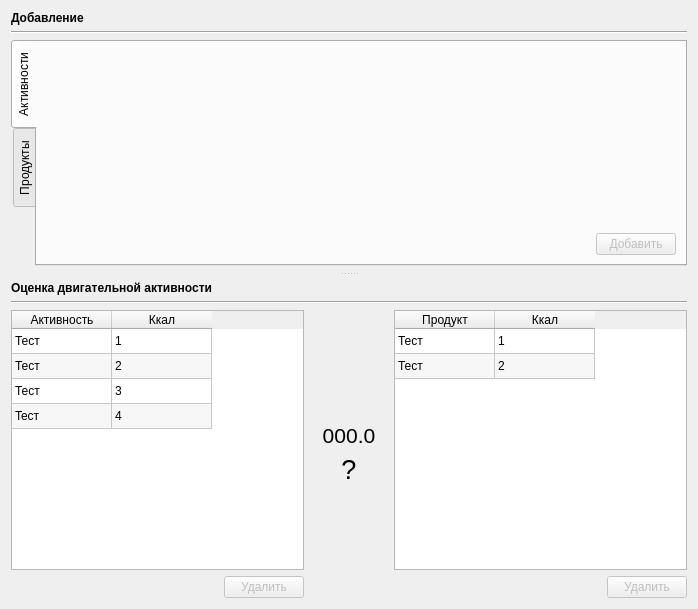
This is project/forms/Activity_calculation.ui in Galoev/nutritionist-helper as Qt 5 draws it before an edit. The edited form follows.
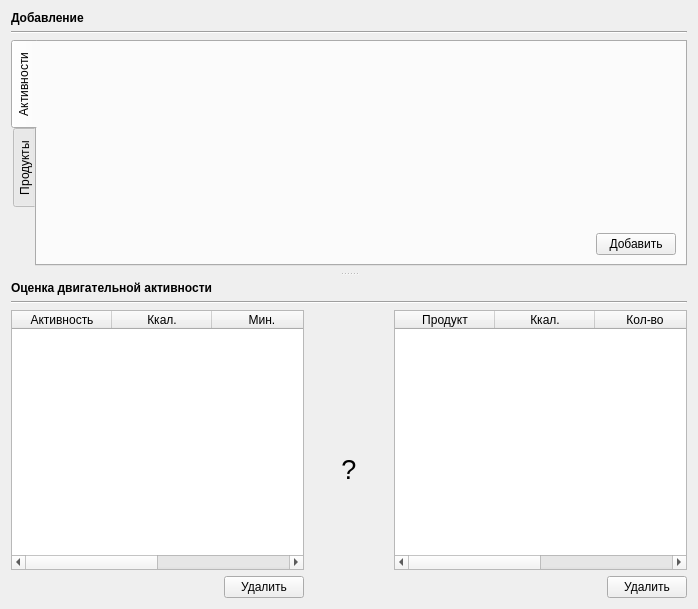
This is the edited form. Custom widgets are drawn as their Qt base class.

```diff
--- a/project/forms/Activity_calculation.ui
+++ b/project/forms/Activity_calculation.ui
@@ -56,9 +56,6 @@
           <layout class="QGridLayout" name="gridLayout">
            <item row="1" column="1">
             <widget class="QPushButton" name="addSelectedActivity">
-             <property name="enabled">
-              <bool>false</bool>
-             </property>
              <property name="text">
               <string>Добавить</string>
              </property>
@@ -138,9 +135,6 @@
           <layout class="QGridLayout" name="gridLayout_3">
            <item row="1" column="1">
             <widget class="QPushButton" name="deleteActivity">
-             <property name="enabled">
-              <bool>false</bool>
-             </property>
              <property name="text">
               <string>Удалить</string>
              </property>
@@ -182,26 +176,6 @@
              <attribute name="verticalHeaderDefaultSectionSize">
               <number>25</number>
              </attribute>
-             <row>
-              <property name="text">
-               <string>1</string>
-              </property>
-             </row>
-             <row>
-              <property name="text">
-               <string>2</string>
-              </property>
-             </row>
-             <row>
-              <property name="text">
-               <string>3</string>
-              </property>
-             </row>
-             <row>
-              <property name="text">
-               <string>4</string>
-              </property>
-             </row>
              <column>
               <property name="text">
                <string>Активность</string>
@@ -209,49 +183,19 @@
              </column>
              <column>
               <property name="text">
-               <string>Ккал</string>
+               <string>Ккал.</string>
               </property>
              </column>
-             <item row="0" column="0">
+             <column>
               <property name="text">
-               <string>Тест</string>
+               <string>Мин.</string>
               </property>
-             </item>
-             <item row="0" column="1">
+             </column>
+             <column>
               <property name="text">
-               <string>1</string>
+               <string>=</string>
               </property>
-             </item>
-             <item row="1" column="0">
-              <property name="text">
-               <string>Тест</string>
-              </property>
-             </item>
-             <item row="1" column="1">
-              <property name="text">
-               <string>2</string>
-              </property>
-             </item>
-             <item row="2" column="0">
-              <property name="text">
-               <string>Тест</string>
-              </property>
-             </item>
-             <item row="2" column="1">
-              <property name="text">
-               <string>3</string>
-              </property>
-             </item>
-             <item row="3" column="0">
-              <property name="text">
-               <string>Teст</string>
-              </property>
-             </item>
-             <item row="3" column="1">
-              <property name="text">
-               <string>4</string>
-              </property>
-             </item>
+             </column>
             </widget>
            </item>
           </layout>
@@ -292,7 +236,7 @@
               </font>
              </property>
              <property name="text">
-              <string>000.0</string>
+              <string/>
              </property>
              <property name="alignment">
               <set>Qt::AlignCenter</set>
@@ -346,9 +290,6 @@
           <layout class="QGridLayout" name="gridLayout_4">
            <item row="1" column="1">
             <widget class="QPushButton" name="deleteProduct">
-             <property name="enabled">
-              <bool>false</bool>
-             </property>
              <property name="text">
               <string>Удалить</string>
              </property>
@@ -390,16 +331,6 @@
              <attribute name="verticalHeaderDefaultSectionSize">
               <number>25</number>
              </attribute>
-             <row>
-              <property name="text">
-               <string>1</string>
-              </property>
-             </row>
-             <row>
-              <property name="text">
-               <string>2</string>
-              </property>
-             </row>
              <column>
               <property name="text">
                <string>Продукт</string>
@@ -407,29 +338,19 @@
              </column>
              <column>
               <property name="text">
-               <string>Ккал</string>
+               <string>Ккал.</string>
               </property>
              </column>
-             <item row="0" column="0">
+             <column>
               <property name="text">
-               <string>Тест</string>
+               <string>Кол-во</string>
               </property>
-             </item>
-             <item row="0" column="1">
+             </column>
+             <column>
               <property name="text">
-               <string>1</string>
+               <string>=</string>
               </property>
-             </item>
-             <item row="1" column="0">
-              <property name="text">
-               <string>Тест</string>
-              </property>
-             </item>
-             <item row="1" column="1">
-              <property name="text">
-               <string>2</string>
-              </property>
-             </item>
+             </column>
             </widget>
            </item>
           </layout>
```
Left out of the diff: 6 changed lines with no effect on the pictures.
